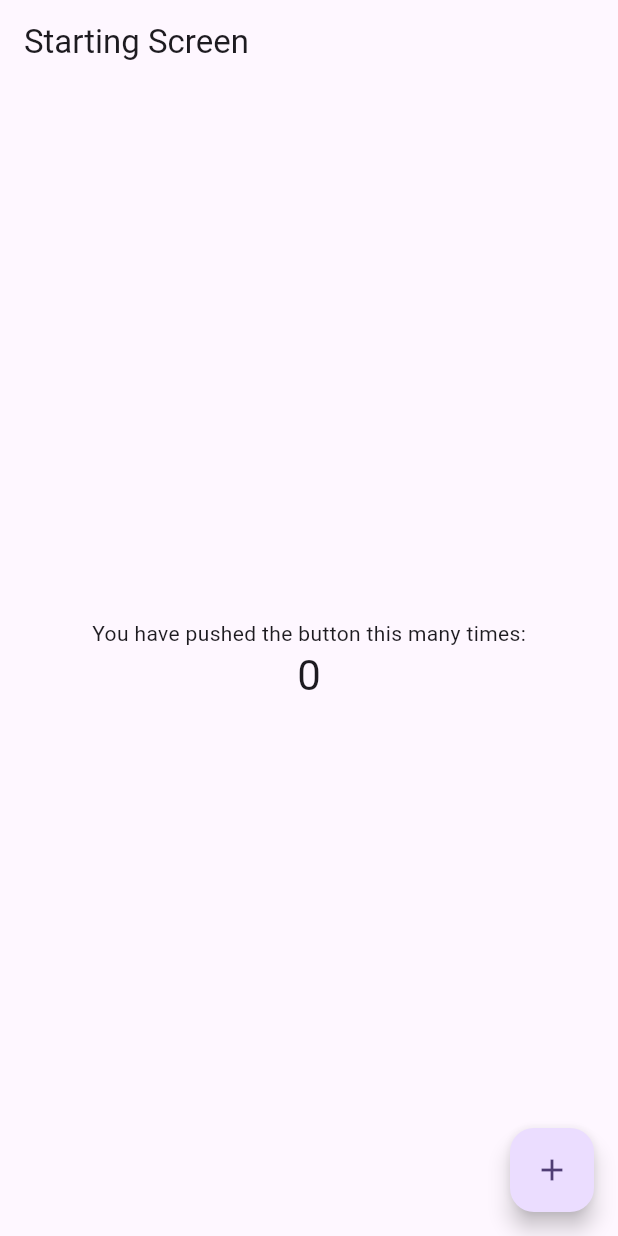
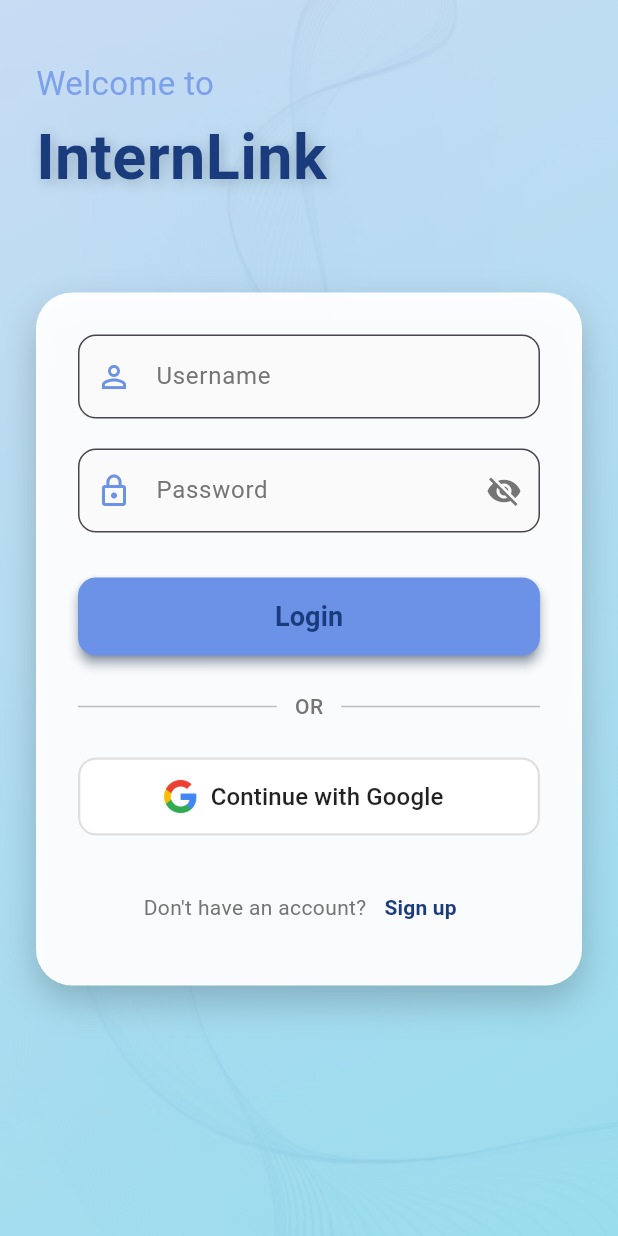
Before and after one commit to Sneh-Gohel/intern_link, a Flutter app: the screen it shows after launch, on a phone screen of 412 x 824 dp. Run offline on Flutter 3.47's test engine with Material 3 defaults, Android fonts, the phone set to English and light mode, and no system bars; our stand-ins replace firebase_auth, firebase_core, google_sign_in; accounts and stored records are empty.

Commit message:
Update Android SDK versions, add login screen, and implement fade transition navigation

```diff
--- a/lib/main.dart
+++ b/lib/main.dart
@@ -16,6 +16,7 @@ class MyApp extends StatelessWidget {
         colorScheme: ColorScheme.fromSeed(seedColor: Colors.deepPurple),
         useMaterial3: true,
       ),
+      debugShowCheckedModeBanner: false,
       home: const StartingScreen(),
     );
   }
--- /dev/null
+++ b/lib/screens/LoginScreen.dart
@@ -0,0 +1,434 @@
+import 'package:flutter/material.dart';
+import 'package:firebase_auth/firebase_auth.dart';
+import 'package:google_sign_in/google_sign_in.dart';
+
+class LoginScreen extends StatefulWidget {
+  const LoginScreen({Key? key}) : super(key: key);
+
+  @override
+  State<LoginScreen> createState() => _LoginScreenState();
+}
+
+class _LoginScreenState extends State<LoginScreen>
+    with SingleTickerProviderStateMixin {
+  final TextEditingController _usernameController = TextEditingController();
+  final TextEditingController _passwordController = TextEditingController();
+  bool _isLoading = false;
+  bool _obscurePassword = true;
+  late AnimationController _animationController;
+  late Animation<double> _fadeAnimation;
+  late Animation<Offset> _slideAnimation;
+
+  @override
+  void initState() {
+    super.initState();
+    _animationController = AnimationController(
+      vsync: this,
+      duration: const Duration(milliseconds: 1000),
+    );
+
+    _fadeAnimation = CurvedAnimation(
+      parent: _animationController,
+      curve: Curves.easeInOut,
+    );
+
+    _slideAnimation = Tween<Offset>(
+      begin: const Offset(0, 0.2),
+      end: Offset.zero,
+    ).animate(CurvedAnimation(
+      parent: _animationController,
+      curve: Curves.easeOutQuad,
+    ));
+
+    _animationController.forward();
+  }
+
+  @override
+  void dispose() {
+    _usernameController.dispose();
+    _passwordController.dispose();
+    _animationController.dispose();
+    super.dispose();
+  }
+
+  Future<void> _login() async {
+    setState(() => _isLoading = true);
+
+    await Future.delayed(const Duration(seconds: 1)); // Simulate loading
+
+    if (_usernameController.text == "admin" &&
+        _passwordController.text == "123") {
+      ScaffoldMessenger.of(context).showSnackBar(
+        SnackBar(
+          content: const Text('Logged in Successfully as Admin'),
+          behavior: SnackBarBehavior.floating,
+          shape: RoundedRectangleBorder(
+            borderRadius: BorderRadius.circular(10),
+          ),
+          backgroundColor: Colors.green.shade600,
+        ),
+      );
+      // Navigate to home/dashboard here
+    } else {
+      ScaffoldMessenger.of(context).showSnackBar(
+        SnackBar(
+          content: const Text('Invalid Credentials'),
+          behavior: SnackBarBehavior.floating,
+          shape: RoundedRectangleBorder(
+            borderRadius: BorderRadius.circular(10),
+          ),
+          backgroundColor: Colors.red.shade600,
+        ),
+      );
+    }
+
+    setState(() => _isLoading = false);
+  }
+
+  Future<void> _signInWithGoogle() async {
+    try {
+      final GoogleSignInAccount? googleUser = await GoogleSignIn().signIn();
+      if (googleUser == null) return;
+
+      final GoogleSignInAuthentication googleAuth =
+          await googleUser.authentication;
+      final credential = GoogleAuthProvider.credential(
+        accessToken: googleAuth.accessToken,
+        idToken: googleAuth.idToken,
+      );
+
+      UserCredential userCredential =
+          await FirebaseAuth.instance.signInWithCredential(credential);
+      User? user = userCredential.user;
+
+      if (user != null) {
+        print("Name: ${user.displayName}");
+        print("Email: ${user.email}");
+        print("Profile Photo: ${user.photoURL}");
+        print("UID: ${user.uid}");
+      }
+    } catch (e) {
+      print('Google Sign-In Error: $e');
+      ScaffoldMessenger.of(context).showSnackBar(
+        SnackBar(
+          content: Text('Error: ${e.toString()}'),
+          behavior: SnackBarBehavior.floating,
+          backgroundColor: Colors.red.shade600,
+        ),
+      );
+    }
+  }
+
+  @override
+  Widget build(BuildContext context) {
+    return Scaffold(
+      body: Container(
+        width: double.infinity,
+        height: double.infinity,
+        decoration: const BoxDecoration(
+          gradient: LinearGradient(
+            begin: Alignment.topLeft,
+            end: Alignment.bottomRight,
+            colors: [
+              Color.fromARGB(255, 197, 218, 243),
+              Color.fromARGB(255, 149, 219, 236),
+            ],
+          ),
+        ),
+        child: Stack(
+          children: [
+            // Background texture effect
+            Positioned.fill(
+              child: Opacity(
+                opacity: 0.05,
+                child: Image.asset(
+                  'assets/images/texture.png', // Add a subtle texture image
+                  fit: BoxFit.cover,
+                ),
+              ),
+            ),
+
+            SafeArea(
+              child: FadeTransition(
+                opacity: _fadeAnimation,
+                child: SingleChildScrollView(
+                  padding:
+                      const EdgeInsets.symmetric(horizontal: 24, vertical: 40),
+                  child: SlideTransition(
+                    position: _slideAnimation,
+                    child: Column(
+                      crossAxisAlignment: CrossAxisAlignment.start,
+                      children: [
+                        // App logo/name section
+                        Column(
+                          crossAxisAlignment: CrossAxisAlignment.start,
+                          children: [
+                            Text(
+                              "Welcome to",
+                              style: TextStyle(
+                                fontSize: 22,
+                                color: const Color.fromARGB(255, 107, 146, 230)
+                                    .withOpacity(0.8),
+                              ),
+                            ),
+                            const SizedBox(height: 4),
+                            Text(
+                              "InternLink",
+                              style: TextStyle(
+                                fontSize: 42,
+                                fontWeight: FontWeight.bold,
+                                color: const Color.fromARGB(255, 26, 60, 124),
+                                shadows: [
+                                  Shadow(
+                                    blurRadius: 10,
+                                    color: Colors.black.withOpacity(0.2),
+                                    offset: const Offset(2, 2),
+                                  ),
+                                ],
+                              ),
+                            ),
+                          ],
+                        ),
+
+                        const SizedBox(height: 60),
+
+                        // Login card
+                        Container(
+                          padding: const EdgeInsets.all(28),
+                          decoration: BoxDecoration(
+                            color: Colors.white.withOpacity(0.95),
+                            borderRadius: BorderRadius.circular(24),
+                            boxShadow: [
+                              BoxShadow(
+                                color: Colors.black.withOpacity(0.2),
+                                blurRadius: 20,
+                                offset: const Offset(0, 10),
+                              ),
+                            ],
+                          ),
+                          child: Column(
+                            children: [
+                              // Username field
+                              TextField(
+                                controller: _usernameController,
+                                style: const TextStyle(fontSize: 16),
+                                decoration: InputDecoration(
+                                  prefixIcon: const Icon(
+                                    Icons.person_outline,
+                                    color: Color.fromARGB(255, 107, 146, 230),
+                                  ),
+                                  labelText: "Username",
+                                  labelStyle: TextStyle(
+                                    color: Colors.grey.shade600,
+                                  ),
+                                  filled: true,
+                                  fillColor: Colors.grey.shade50,
+                                  border: OutlineInputBorder(
+                                    borderRadius: BorderRadius.circular(12),
+                                    borderSide: const BorderSide(
+                                        color:
+                                            Color.fromARGB(255, 26, 60, 124)),
+                                  ),
+                                  contentPadding: const EdgeInsets.symmetric(
+                                      vertical: 16, horizontal: 20),
+                                ),
+                              ),
+
+                              const SizedBox(height: 20),
+
+                              // Password field
+                              TextField(
+                                controller: _passwordController,
+                                obscureText: _obscurePassword,
+                                style: const TextStyle(fontSize: 16),
+                                decoration: InputDecoration(
+                                  prefixIcon: const Icon(
+                                    Icons.lock_outline,
+                                    color: Color.fromARGB(255, 107, 146, 230),
+                                  ),
+                                  suffixIcon: IconButton(
+                                    icon: Icon(
+                                      _obscurePassword
+                                          ? Icons.visibility_off
+                                          : Icons.visibility,
+                                      color: Colors.grey.shade600,
+                                    ),
+                                    onPressed: () {
+                                      setState(() {
+                                        _obscurePassword = !_obscurePassword;
+                                      });
+                                    },
+                                  ),
+                                  labelText: "Password",
+                                  labelStyle: TextStyle(
+                                    color: Colors.grey.shade600,
+                                  ),
+                                  filled: true,
+                                  fillColor: Colors.grey.shade50,
+                                  border: OutlineInputBorder(
+                                    borderRadius: BorderRadius.circular(12),
+                                    borderSide: const BorderSide(
+                                        color:
+                                            Color.fromARGB(255, 26, 60, 124)),
+                                  ),
+                                  contentPadding: const EdgeInsets.symmetric(
+                                      vertical: 16, horizontal: 20),
+                                ),
+                              ),
+
+                              const SizedBox(height: 30),
+
+                              // Login button
+                              SizedBox(
+                                width: double.infinity,
+                                height: 52,
+                                child: ElevatedButton(
+                                  onPressed: _isLoading ? null : _login,
+                                  style: ElevatedButton.styleFrom(
+                                    backgroundColor: const Color.fromARGB(
+                                        255, 107, 146, 230),
+                                    shape: RoundedRectangleBorder(
+                                      borderRadius: BorderRadius.circular(12),
+                                    ),
+                                    elevation: 3,
+                                    shadowColor:
+                                        const Color.fromARGB(255, 26, 60, 124),
+                                  ),
+                                  child: _isLoading
+                                      ? const SizedBox(
+                                          width: 24,
+                                          height: 24,
+                                          child: CircularProgressIndicator(
+                                            strokeWidth: 3,
+                                            color: Color.fromARGB(
+                                                255, 26, 60, 124),
+                                          ),
+                                        )
+                                      : const Text(
+                                          "Login",
+                                          style: TextStyle(
+                                            fontSize: 18,
+                                            fontWeight: FontWeight.w600,
+                                            color: Color.fromARGB(
+                                                255, 26, 60, 124),
+                                          ),
+                                        ),
+                                ),
+                              ),
+
+                              const SizedBox(height: 24),
+
+                              // Divider with OR
+                              Row(
+                                children: [
+                                  Expanded(
+                                    child: Divider(
+                                      color: Colors.grey.shade400,
+                                      thickness: 1,
+                                    ),
+                                  ),
+                                  Padding(
+                                    padding: const EdgeInsets.symmetric(
+                                        horizontal: 12),
+                                    child: Text(
+                                      "OR",
+                                      style: TextStyle(
+                                        color: Colors.grey.shade600,
+                                        fontWeight: FontWeight.w500,
+                                      ),
+                                    ),
+                                  ),
+                                  Expanded(
+                                    child: Divider(
+                                      color: Colors.grey.shade400,
+                                      thickness: 1,
+                                    ),
+                                  ),
+                                ],
+                              ),
+
+                              const SizedBox(height: 24),
+
+                              // Google sign-in button
+                              SizedBox(
+                                width: double.infinity,
+                                height: 52,
+                                child: OutlinedButton.icon(
+                                  onPressed: _signInWithGoogle,
+                                  icon: Image.asset(
+                                    'assets/images/google.png',
+                                    height: 24,
+                                  ),
+                                  label: const Text(
+                                    "Continue with Google",
+                                    style: TextStyle(
+                                      fontSize: 16,
+                                      color: Colors.black87,
+                                      fontWeight: FontWeight.w500,
+                                    ),
+                                  ),
+                                  style: OutlinedButton.styleFrom(
+                                    side: BorderSide(
+                                      color: Colors.grey.shade300,
+                                      width: 1.5,
+                                    ),
+                                    shape: RoundedRectangleBorder(
+                                      borderRadius: BorderRadius.circular(12),
+                                    ),
+                                    backgroundColor: Colors.white,
+                                  ),
+                                ),
+                              ),
+
+                              const SizedBox(height: 24),
+
+                              // Sign up prompt
+                              Row(
+                                mainAxisAlignment: MainAxisAlignment.center,
+                                children: [
+                                  Text(
+                                    "Don't have an account?",
+                                    style: TextStyle(
+                                      color: Colors.grey.shade600,
+                                    ),
+                                  ),
+                                  TextButton(
+                                    onPressed: () {
+                                      ScaffoldMessenger.of(context)
+                                          .showSnackBar(
+                                        SnackBar(
+                                          content: const Text(
+                                              'Signup screen coming soon!'),
+                                          behavior: SnackBarBehavior.floating,
+                                          shape: RoundedRectangleBorder(
+                                            borderRadius:
+                                                BorderRadius.circular(10),
+                                          ),
+                                        ),
+                                      );
+                                    },
+                                    child: const Text(
+                                      "Sign up",
+                                      style: TextStyle(
+                                        color: Color.fromARGB(255, 26, 60, 124),
+                                        fontWeight: FontWeight.w600,
+                                      ),
+                                    ),
+                                  ),
+                                ],
+                              ),
+                            ],
+                          ),
+                        ),
+                      ],
+                    ),
+                  ),
+                ),
+              ),
+            ),
+          ],
+        ),
+      ),
+    );
+  }
+}
--- a/lib/screens/StartingScreen.dart
+++ b/lib/screens/StartingScreen.dart
@@ -1,37 +1,55 @@
+// ignore_for_file: library_private_types_in_public_api, use_build_context_synchronously
+
 import 'package:flutter/material.dart';
+import 'package:intern_link/service/FadeTransitionPageRoute.dart';
+import 'LoginScreen.dart';
 
 class StartingScreen extends StatefulWidget {
-  const StartingScreen({Key? key}) : super(key: key);
+  const StartingScreen({super.key});
 
   @override
-  State<StartingScreen> createState() => _StartingScreenState();
+  _StartingScreenState createState() => _StartingScreenState();
 }
 
-class _StartingScreenState extends State<StartingScreen> {
+class _StartingScreenState extends State<StartingScreen>
+    with SingleTickerProviderStateMixin {
+  late AnimationController _controller;
+  late Animation<double> _animation;
+
+  @override
+  void initState() {
+    super.initState();
+
+    _controller = AnimationController(
+      duration: const Duration(seconds: 2),
+      vsync: this,
+    );
+
+    _animation = CurvedAnimation(parent: _controller, curve: Curves.easeInOut);
+    _controller.forward();
+
+    Future.delayed(const Duration(seconds: 3), () {
+      Navigator.of(context).pushReplacement(
+        FadeTransitionPageRoute(page: const LoginScreen()),
+      );
+    });
+  }
+
+  @override
+  void dispose() {
+    _controller.dispose();
+    super.dispose();
+  }
+
   @override
   Widget build(BuildContext context) {
     return Scaffold(
-      appBar: AppBar(
-        title: const Text('Starting Screen'),
-      ),
+      backgroundColor: Colors.white,
       body: Center(
-        child: Column(
-          mainAxisAlignment: MainAxisAlignment.center,
-          children: <Widget>[
-            const Text(
-              'You have pushed the button this many times:',
-            ),
-            Text(
-              '0',
-              style: Theme.of(context).textTheme.headlineMedium,
-            ),
-          ],
+        child: ScaleTransition(
+          scale: _animation,
+          child: Image.asset('assets/images/logo.png', width: 250, height: 250),
         ),
-      ),
-      floatingActionButton: FloatingActionButton(
-        onPressed: () {},
-        tooltip: 'Increment',
-        child: const Icon(Icons.add),
       ),
     );
   }
--- /dev/null
+++ b/lib/service/FadeTransitionPageRoute.dart
@@ -0,0 +1,18 @@
+// ignore_for_file: file_names
+
+import 'package:flutter/material.dart';
+
+class FadeTransitionPageRoute extends PageRouteBuilder {
+  final Widget page;
+  FadeTransitionPageRoute({required this.page})
+      : super(
+          pageBuilder: (context, animation, secondaryAnimation) => page,
+          transitionsBuilder: (context, animation, secondaryAnimation, child) {
+            return FadeTransition(
+              opacity: animation,
+              child: child,
+            );
+          },
+          transitionDuration: const Duration(milliseconds: 800),
+        );
+}
```
Also changed, not shown: pubspec.yaml (+5 -2 lines), assets/images/google.png (added), assets/images/logo.png (added), assets/images/texture.png (added), pubspec.lock, 1 other file.
